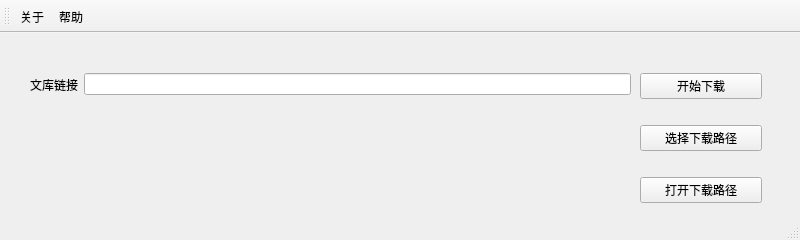
Before: the Qt Designer form src/window.ui in JobYan/baidu_wenku, drawn with Qt 5.
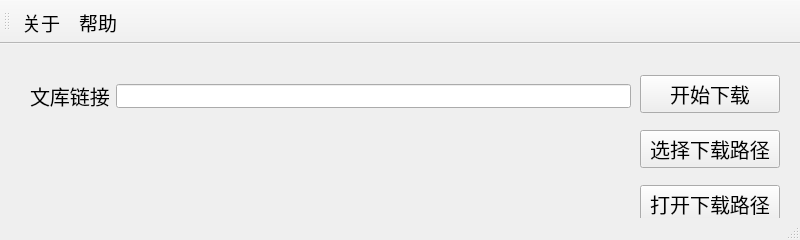
After: the same form once the commit is applied.

Diff of the .ui file:
```diff
--- a/src/window.ui
+++ b/src/window.ui
@@ -19,13 +19,18 @@
      <rect>
       <x>640</x>
       <y>20</y>
-      <width>122</width>
+      <width>140</width>
       <height>171</height>
      </rect>
     </property>
     <layout class="QVBoxLayout" name="verticalLayout">
      <item>
       <widget class="QPushButton" name="btn_download">
+       <property name="font">
+        <font>
+         <pointsize>15</pointsize>
+        </font>
+       </property>
        <property name="text">
         <string>开始下载</string>
        </property>
@@ -33,6 +38,11 @@
      </item>
      <item>
       <widget class="QPushButton" name="btn_selectdir">
+       <property name="font">
+        <font>
+         <pointsize>15</pointsize>
+        </font>
+       </property>
        <property name="text">
         <string>选择下载路径</string>
        </property>
@@ -40,6 +50,11 @@
      </item>
      <item>
       <widget class="QPushButton" name="btn_opendir">
+       <property name="font">
+        <font>
+         <pointsize>15</pointsize>
+        </font>
+       </property>
        <property name="text">
         <string>打开下载路径</string>
        </property>
@@ -53,25 +68,41 @@
       <x>30</x>
       <y>40</y>
       <width>601</width>
-      <height>23</height>
+      <height>24</height>
      </rect>
     </property>
     <layout class="QHBoxLayout" name="horizontalLayout">
      <item>
       <widget class="QLabel" name="label">
+       <property name="font">
+        <font>
+         <pointsize>15</pointsize>
+        </font>
+       </property>
        <property name="text">
         <string>文库链接</string>
        </property>
       </widget>
      </item>
      <item>
-      <widget class="QLineEdit" name="ldt_link"/>
+      <widget class="QLineEdit" name="ldt_link">
+       <property name="font">
+        <font>
+         <pointsize>15</pointsize>
+        </font>
+       </property>
+      </widget>
      </item>
     </layout>
    </widget>
   </widget>
   <widget class="QStatusBar" name="statusbar"/>
   <widget class="QToolBar" name="toolBar">
+   <property name="font">
+    <font>
+     <pointsize>14</pointsize>
+    </font>
+   </property>
    <property name="windowTitle">
     <string>toolBar</string>
    </property>
```
